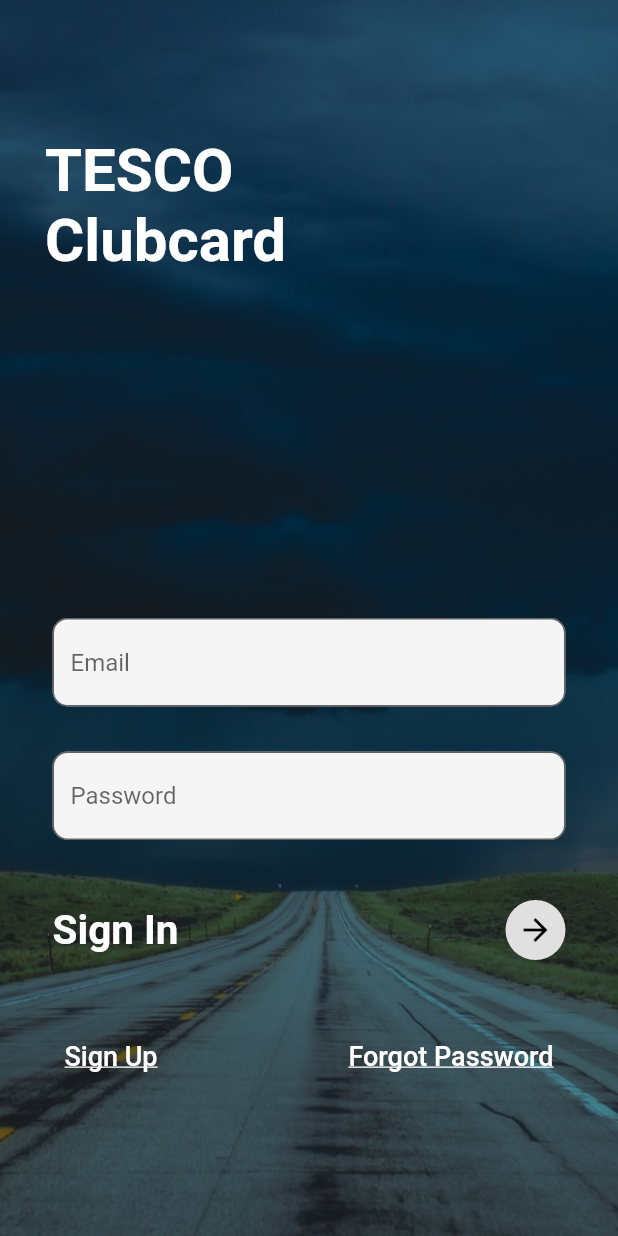
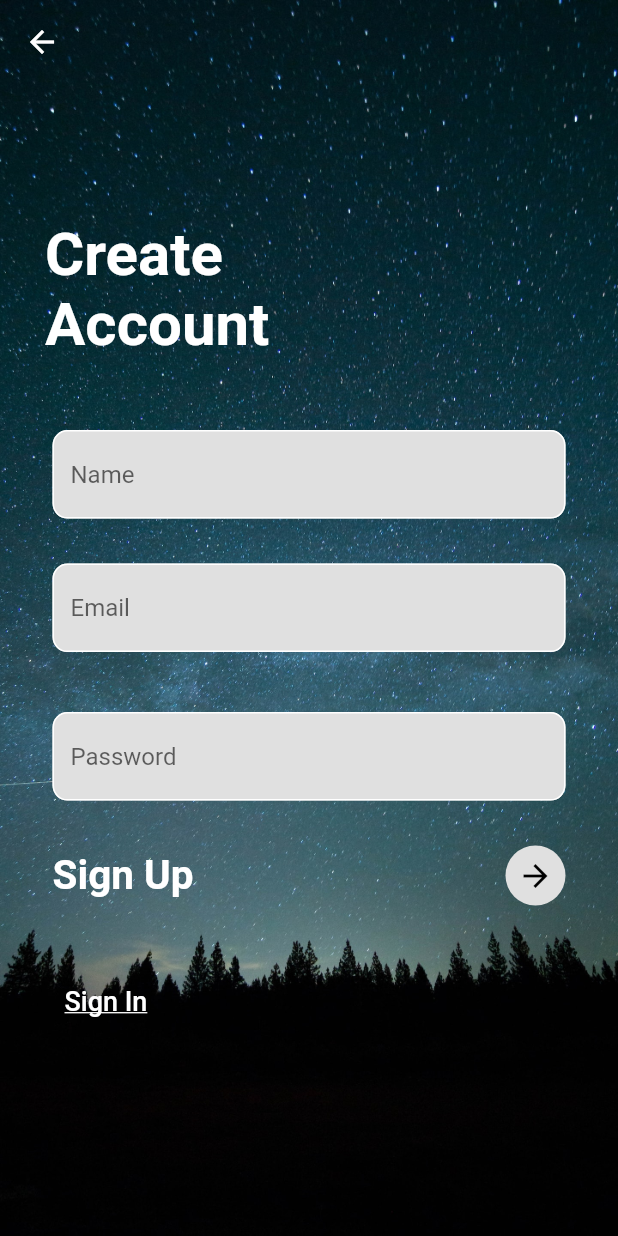
Before and after one commit to bhumika14afk/testing, a Flutter app: the MyRegister screen opened by its route, on a phone screen of 412 x 824 dp. Run offline on Flutter 3.47's test engine with Material 2 defaults, Android fonts, the phone set to English and light mode, and no system bars; our stand-ins replace font_awesome_flutter; missing offline and left inert: avatars, linear_progress_bar; network calls fail.

Commit message:
register screeen and other functions

```diff
--- a/tesco/lib/screens/NavBar.dart
+++ b/tesco/lib/screens/NavBar.dart
@@ -60,7 +60,9 @@
           ListTile(
             leading: Icon(Icons.exit_to_app_outlined),
             title: Text('Sign Out'),
-            onTap: () => null,
+            onTap: () {
+              Navigator.pushNamed(context, 'login');
+            },
           ),
         ],
       ),
--- a/tesco/lib/screens/login.dart
+++ b/tesco/lib/screens/login.dart
@@ -40,7 +40,7 @@
                   children: [
                     TextField(
                       decoration: InputDecoration(
-                          fillColor: Colors.grey.shade100,
+                          fillColor: Colors.grey.shade300,
                           filled: true,
                           hintText: "Email",
                           border: OutlineInputBorder(
@@ -52,7 +52,7 @@
                     TextField(
                       obscureText: true,
                       decoration: InputDecoration(
-                          fillColor: Colors.grey.shade100,
+                          fillColor: Colors.grey.shade300,
                           filled: true,
                           hintText: "Password",
                           border: OutlineInputBorder(
--- a/tesco/lib/screens/register.dart
+++ b/tesco/lib/screens/register.dart
@@ -13,16 +13,20 @@
     return Container(
       decoration: BoxDecoration(
           image: DecorationImage(
-              image: AssetImage('assets/images/splash.jpg'),
+              image: AssetImage('assets/images/register.jpg'),
               fit: BoxFit.cover)),
       child: Scaffold(
+        appBar: AppBar(
+          backgroundColor: Colors.transparent,
+          elevation: 0,
+        ),
         backgroundColor: Colors.transparent,
         body: Stack(
           children: [
             Container(
               padding: EdgeInsets.only(left: 30, top: 90),
               child: Text(
-                'TESCO\nClubcard',
+                'Create\nAccount',
                 style: TextStyle(
                     color: Colors.white,
                     fontSize: 40,
@@ -32,39 +36,68 @@
             SingleChildScrollView(
               child: Container(
                 padding: EdgeInsets.only(
-                    top: MediaQuery.of(context).size.height * 0.5,
+                    top: MediaQuery.of(context).size.height * 0.28,
                     right: 35,
                     left: 35),
                 child: Column(
                   children: [
                     TextField(
                       decoration: InputDecoration(
-                          fillColor: Colors.grey.shade100,
-                          filled: true,
-                          hintText: "Email",
-                          border: OutlineInputBorder(
-                              borderRadius: BorderRadius.circular(10))),
+                        fillColor: Colors.grey.shade300,
+                        filled: true,
+                        focusedBorder: OutlineInputBorder(
+                            borderRadius: BorderRadius.circular(10),
+                            borderSide: BorderSide(color: Colors.black54)),
+                        enabledBorder: OutlineInputBorder(
+                          borderRadius: BorderRadius.circular(10),
+                          borderSide: BorderSide(color: Colors.white),
+                        ),
+                        hintText: "Name",
+                      ),
                     ),
                     SizedBox(
                       height: 30,
                     ),
                     TextField(
-                      obscureText: true,
                       decoration: InputDecoration(
-                          fillColor: Colors.grey.shade100,
-                          filled: true,
-                          hintText: "Password",
-                          border: OutlineInputBorder(
-                              borderRadius: BorderRadius.circular(10))),
+                        fillColor: Colors.grey.shade300,
+                        filled: true,
+                        focusedBorder: OutlineInputBorder(
+                            borderRadius: BorderRadius.circular(10),
+                            borderSide: BorderSide(color: Colors.black54)),
+                        enabledBorder: OutlineInputBorder(
+                          borderRadius: BorderRadius.circular(10),
+                          borderSide: BorderSide(color: Colors.white),
+                        ),
+                        hintText: "Email",
+                      ),
                     ),
                     SizedBox(
                       height: 40,
+                    ),
+                    TextField(
+                      obscureText: true,
+                      decoration: InputDecoration(
+                        fillColor: Colors.grey.shade300,
+                        filled: true,
+                        focusedBorder: OutlineInputBorder(
+                            borderRadius: BorderRadius.circular(10),
+                            borderSide: BorderSide(color: Colors.black54)),
+                        enabledBorder: OutlineInputBorder(
+                          borderRadius: BorderRadius.circular(10),
+                          borderSide: BorderSide(color: Colors.white),
+                        ),
+                        hintText: "Password",
+                      ),
+                    ),
+                    SizedBox(
+                      height: 30,
                     ),
                     Row(
                       mainAxisAlignment: MainAxisAlignment.spaceBetween,
                       children: [
                         Text(
-                          "Sign In",
+                          "Sign Up",
                           style: TextStyle(
                               fontSize: 27,
                               fontWeight: FontWeight.w700,
@@ -74,7 +107,9 @@
                           radius: 20,
                           backgroundColor: Colors.grey.shade300,
                           child: IconButton(
-                              onPressed: () {},
+                              onPressed: () {
+                                Navigator.pushNamed(context, 'login');
+                              },
                               icon: Icon(
                                 Icons.arrow_forward,
                                 color: Colors.black,
@@ -90,24 +125,15 @@
                       children: [
                         TextButton(
                             onPressed: () {
-                              Navigator.pushNamed(context, 'register');
+                              Navigator.pushNamed(context, 'login');
                             },
                             child: Text(
-                              'Sign Up',
+                              'Sign In',
                               style: TextStyle(
                                   decoration: TextDecoration.underline,
                                   fontSize: 18,
                                   color: Colors.white),
                             )),
-                        TextButton(
-                            onPressed: () {},
-                            child: Text(
-                              'Forgot Password',
-                              style: TextStyle(
-                                  decoration: TextDecoration.underline,
-                                  fontSize: 18,
-                                  color: Colors.white),
-                            ))
                       ],
                     )
                   ],
```
Also changed, not shown: tesco/lib/screens/home_screen.dart (+15 -28 lines), tesco/lib/screens/offers.dart (+7 -0 lines), tesco/lib/screens/points_screen.dart (+29 -4 lines), tesco/lib/screens/vouchers_screen.dart (+4 -8 lines), tesco/assets/images/Tescowhite.png (deleted), tesco/assets/images/register.jpg (added), tesco/assets/images/splashscreen.jpg (deleted).
